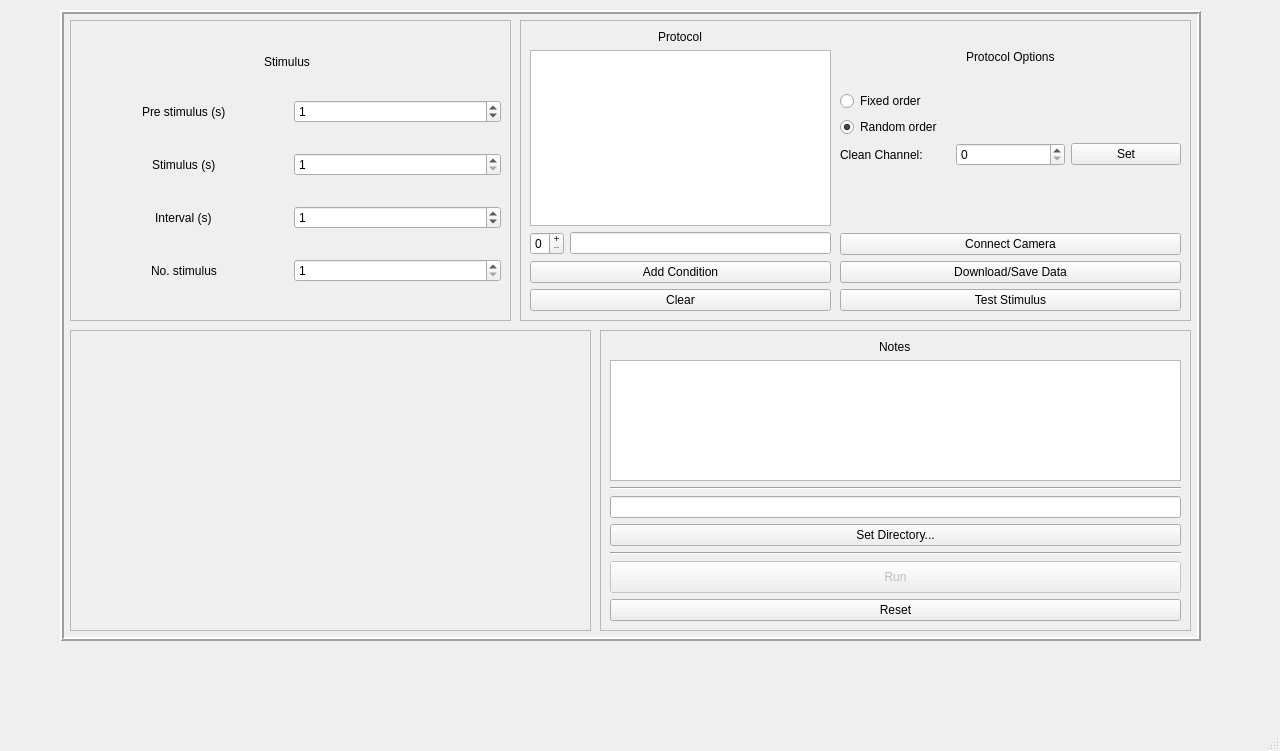
Old version of the form GUIFiles/preExperimentGUI.ui in the repository StefanBonestroo/BachelorInternship2018.
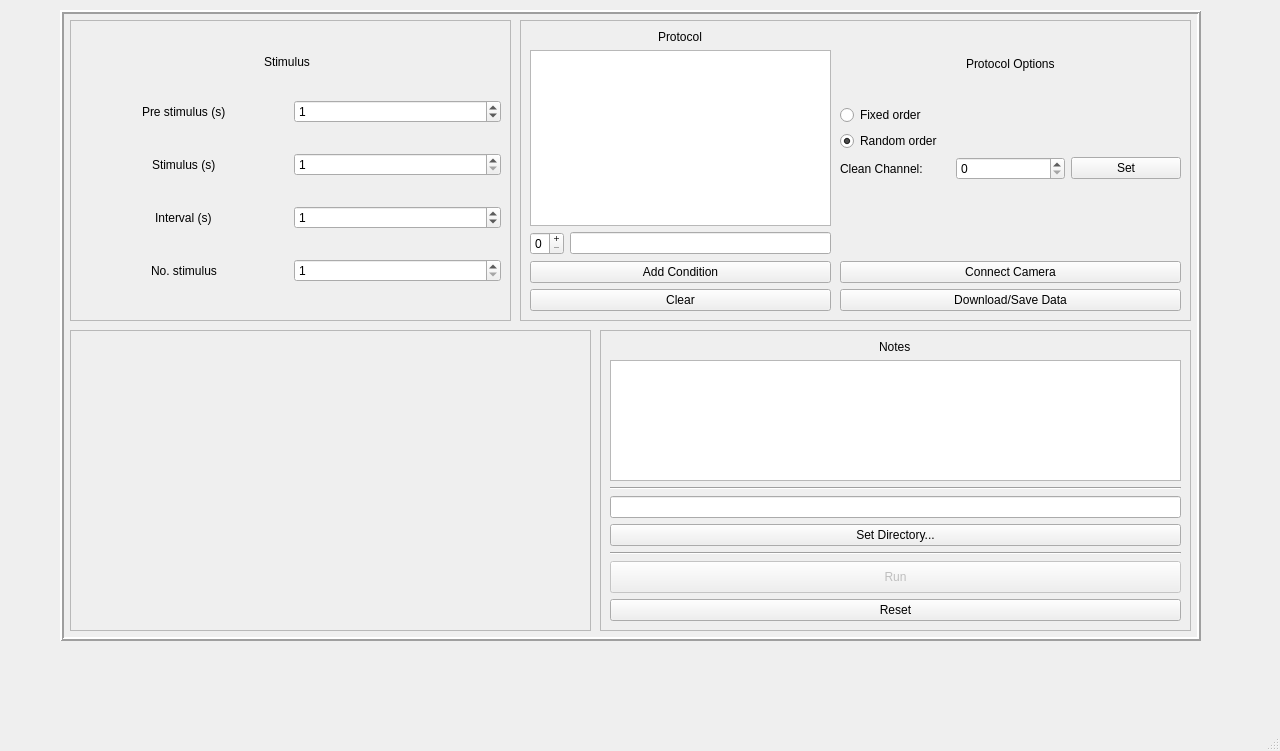
New version of the form.

Commit message: Deleted useless buttons

Diff of the .ui file:
```diff
--- a/GUIFiles/preExperimentGUI.ui
+++ b/GUIFiles/preExperimentGUI.ui
@@ -425,13 +425,6 @@
          </property>
         </widget>
        </item>
-       <item>
-        <widget class="QPushButton" name="testStimulusButton">
-         <property name="text">
-          <string>Test Stimulus</string>
-         </property>
-        </widget>
-       </item>
       </layout>
      </widget>
      <widget class="QWidget" name="layoutWidget">
```
The commit also changes 9 other files.
